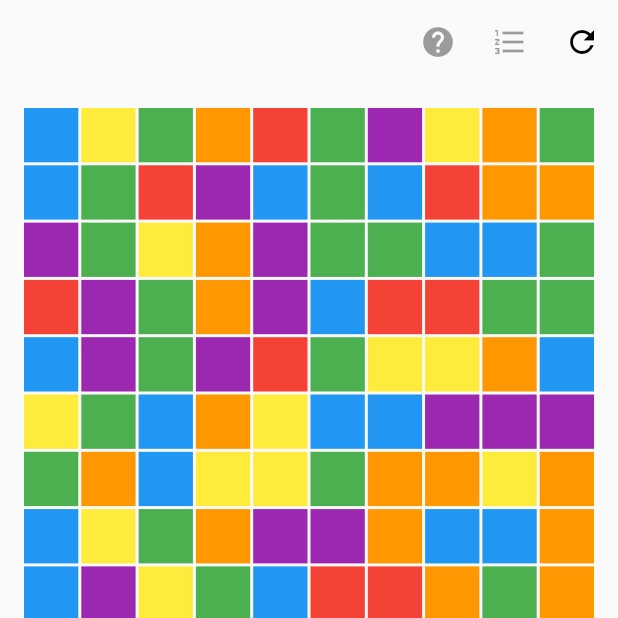
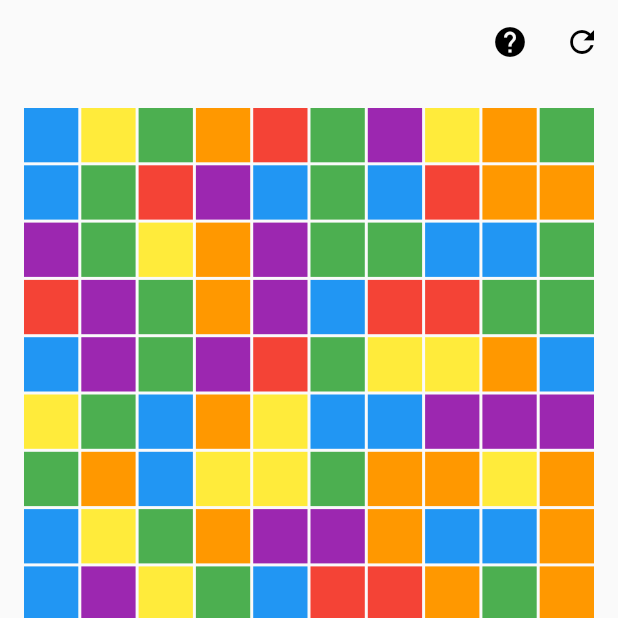
Before and after one commit to kadukeitor/flood, a Flutter app: the screen it shows after launch, item 2 of the bottom bar chosen, on a phone screen of 412 x 824 dp, the top half of it. Run offline on Flutter 3.47's test engine with Material 2 defaults, Android fonts, the phone set to English and light mode, and no system bars.

Commit message:
Remove audio and add dialog

```diff
--- a/lib/main.dart
+++ b/lib/main.dart
@@ -1,6 +1,5 @@
 import 'dart:io';
 import 'dart:math';
-import 'package:flame/flame.dart';
 import 'package:flutter/services.dart';
 import 'package:flutter/material.dart';
 
@@ -13,7 +12,7 @@ class App extends StatelessWidget {
         future: SystemChrome.setPreferredOrientations(
             [DeviceOrientation.portraitUp, DeviceOrientation.portraitDown]),
         builder: (BuildContext context, _) {
-          return MaterialApp(title: 'Flood', home: Game());
+          return MaterialApp(home: Game());
         });
   }
 }
@@ -26,8 +25,8 @@ class Game extends StatefulWidget {
 }
 
 class _Game extends State<Game> {
-  final int size = 10;
-  final List<Color> colors = [
+  int size = 10;
+  List<Color> colors = [
     Colors.red,
     Colors.blue,
     Colors.green,
@@ -54,14 +53,14 @@ class _Game extends State<Game> {
     });
   }
 
-  select(int color) {
+  select(int color) async {
     if (board[0][0] == color) return false;
     if (completed()) return false;
     setState(() {
       moves += 1;
     });
     paint(0, 0, color);
-    Flame.audio.play('water.mp3');
+    if (completed()) dialog(Text("You have won in just $moves moves"));
   }
 
   paint(int c, int r, int color) {
@@ -69,29 +68,21 @@ class _Game extends State<Game> {
     setState(() {
       board[c][r] = color;
     });
-    if (c - 1 >= 0 && board[c - 1][r] == oldColor) {
-      paint(c - 1, r, color);
-    }
-    if (r + 1 < size && board[c][r + 1] == oldColor) {
-      paint(c, r + 1, color);
-    }
-    if (c + 1 < size && board[c + 1][r] == oldColor) {
-      paint(c + 1, r, color);
-    }
-    if (r - 1 >= 0 && board[c][r - 1] == oldColor) {
-      paint(c, r - 1, color);
-    }
+    if (c - 1 >= 0 && board[c - 1][r] == oldColor) paint(c - 1, r, color);
+    if (r + 1 < size && board[c][r + 1] == oldColor) paint(c, r + 1, color);
+    if (c + 1 < size && board[c + 1][r] == oldColor) paint(c + 1, r, color);
+    if (r - 1 >= 0 && board[c][r - 1] == oldColor) paint(c, r - 1, color);
   }
 
   completed() {
     int color = board[0][0];
-    for (int i = 0; i < size; i++) {
-      for (int j = 0; j < size; j++) {
-        if (color != board[i][j]) return false;
-      }
-    }
+    for (int i = 0; i < size; i++)
+      for (int j = 0; j < size; j++) if (color != board[i][j]) return false;
     return true;
   }
+
+  dialog(w) =>
+      showDialog(context: context, builder: (_) => AlertDialog(content: w));
 
   @override
   void initState() {
@@ -108,8 +99,8 @@ class _Game extends State<Game> {
         iconTheme: IconThemeData(color: Colors.black),
         elevation: 0,
         actions: <Widget>[
-          IconButton(icon: Icon(Icons.help), onPressed: null),
-          IconButton(icon: Icon(Icons.format_list_numbered), onPressed: null),
+          IconButton(
+              icon: Icon(Icons.help), onPressed: () => dialog(Text('Help'))),
           IconButton(icon: Icon(Icons.refresh), onPressed: () => generate())
         ],
       ),
@@ -127,30 +118,17 @@ class _Game extends State<Game> {
                   children: board
                       .expand((pair) => pair)
                       .toList()
-                      .map(
-                        (int v) => GridTile(
-                              child: Container(
-                                color: colors[v],
-                              ),
-                            ),
-                      )
+                      .map((int v) =>
+                          GridTile(child: Container(color: colors[v])))
                       .toList()),
             ),
             Column(
               mainAxisSize: MainAxisSize.min,
               children: <Widget>[
+                Flexible(child: Text('Moves', style: TextStyle(fontSize: 18))),
                 Flexible(
-                  child: Text(
-                    'Moves',
-                    style: TextStyle(fontSize: 18),
-                  ),
-                ),
-                Flexible(
-                  child: Text(
-                    moves.toString(),
-                    style: TextStyle(fontSize: 24),
-                  ),
-                ),
+                    child:
+                        Text(moves.toString(), style: TextStyle(fontSize: 24))),
               ],
             ),
             Row(
@@ -159,12 +137,11 @@ class _Game extends State<Game> {
                 return ButtonTheme(
                   minWidth: 32,
                   child: RaisedButton(
-                    elevation: 0,
-                    color: color,
-                    shape: new CircleBorder(),
-                    onPressed: () =>
-                        select(colors.indexWhere((_color) => _color == color)),
-                  ),
+                      elevation: 0,
+                      color: color,
+                      shape: new CircleBorder(),
+                      onPressed: () => select(
+                          colors.indexWhere((_color) => _color == color))),
                 );
               }).toList(),
             )
--- a/pubspec.yaml
+++ b/pubspec.yaml
@@ -15,10 +15,9 @@ environment:
 dependencies:
   flutter:
     sdk: flutter
-  flame: 0.10.2
   # The following adds the Cupertino Icons font to your application.
   # Use with the CupertinoIcons class for iOS style icons.
-  cupertino_icons: ^0.1.2
+  cupertino_icons: 0.1.2
 
 dev_dependencies:
   flutter_test:
@@ -40,7 +39,7 @@ flutter:
   #  - images/a_dot_burr.jpeg
   #  - images/a_dot_ham.jpeg
   assets:
-    - assets/audio/water.mp3
+  - assets/audio/water.mp3
 
   # An image asset can refer to one or more resolution-specific "variants", see
   # https://flutter.io/assets-and-images/#resolution-aware.
```
Also changed, not shown: 1 other file.
